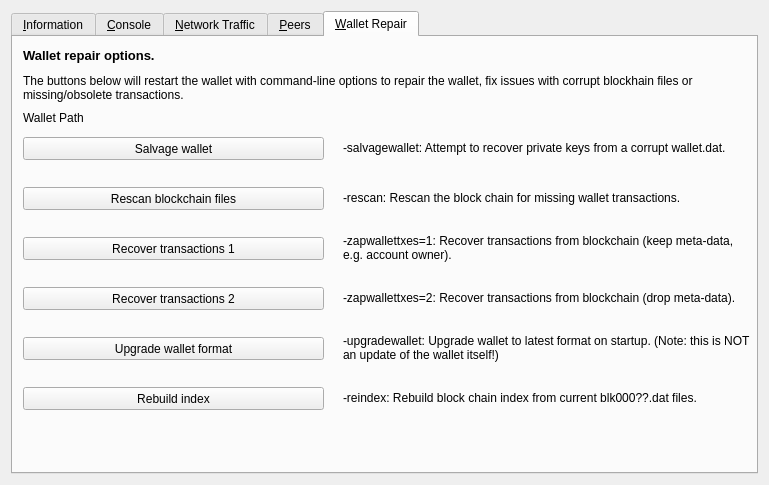
This is src/qt/forms/debugwindow.ui in UbiState/ubicoin as Qt 5 draws it before an edit. The edited form follows.
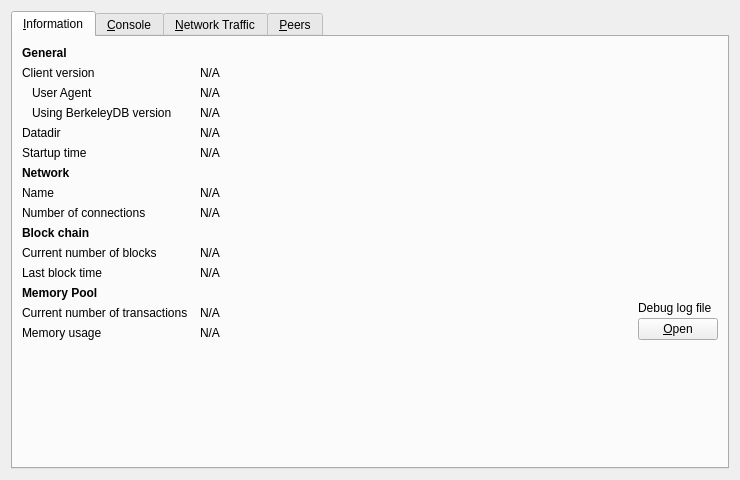
This is the edited form. The open tabs and pages were chosen to show the change. Icons and pictures are not drawn. Custom widgets are drawn as their Qt base class.

```diff
--- a/src/qt/forms/debugwindow.ui
+++ b/src/qt/forms/debugwindow.ui
@@ -6,12 +6,12 @@
    <rect>
     <x>0</x>
     <y>0</y>
-    <width>769</width>
-    <height>485</height>
+    <width>740</width>
+    <height>430</height>
    </rect>
   </property>
   <property name="windowTitle">
-   <string>Tools window</string>
+   <string>Debug window</string>
   </property>
   <layout class="QVBoxLayout" name="verticalLayout_2">
    <item>
@@ -224,29 +224,6 @@
         </widget>
        </item>
        <item row="9" column="0">
-        <widget class="QLabel" name="masternodeCountLabel">
-         <property name="text">
-          <string>Number of Masternodes</string>
-         </property>
-        </widget>
-       </item>
-       <item row="9" column="1">
-        <widget class="QLabel" name="masternodeCount">
-         <property name="cursor">
-          <cursorShape>IBeamCursor</cursorShape>
-         </property>
-         <property name="text">
-          <string>N/A</string>
-         </property>
-         <property name="textFormat">
-          <enum>Qt::PlainText</enum>
-         </property>
-         <property name="textInteractionFlags">
-          <set>Qt::LinksAccessibleByMouse|Qt::TextSelectableByKeyboard|Qt::TextSelectableByMouse</set>
-         </property>
-        </widget>
-       </item>
-       <item row="10" column="0">
         <widget class="QLabel" name="label_10">
          <property name="font">
           <font>
@@ -259,14 +236,14 @@
          </property>
         </widget>
        </item>
-       <item row="11" column="0">
+       <item row="10" column="0">
         <widget class="QLabel" name="label_3">
          <property name="text">
           <string>Current number of blocks</string>
          </property>
         </widget>
        </item>
-       <item row="11" column="1" colspan="2">
+       <item row="10" column="1" colspan="2">
         <widget class="QLabel" name="numberOfBlocks">
          <property name="cursor">
           <cursorShape>IBeamCursor</cursorShape>
@@ -282,14 +259,14 @@
          </property>
         </widget>
        </item>
-       <item row="12" column="0">
+       <item row="11" column="0">
         <widget class="QLabel" name="labelLastBlockTime">
          <property name="text">
           <string>Last block time</string>
          </property>
         </widget>
        </item>
-       <item row="12" column="1" colspan="2">
+       <item row="11" column="1" colspan="2">
         <widget class="QLabel" name="lastBlockTime">
          <property name="cursor">
           <cursorShape>IBeamCursor</cursorShape>
@@ -305,7 +282,7 @@
          </property>
         </widget>
        </item>
-       <item row="13" column="0">
+       <item row="12" column="0">
         <widget class="QLabel" name="labelMempoolTitle">
          <property name="font">
           <font>
@@ -318,14 +295,14 @@
          </property>
         </widget>
        </item>
-       <item row="14" column="0">
+       <item row="13" column="0">
         <widget class="QLabel" name="labelNumberOfTransactions">
          <property name="text">
           <string>Current number of transactions</string>
          </property>
         </widget>
        </item>
-       <item row="14" column="1">
+       <item row="13" column="1">
         <widget class="QLabel" name="mempoolNumberTxs">
          <property name="cursor">
           <cursorShape>IBeamCursor</cursorShape>
@@ -341,14 +318,14 @@
          </property>
         </widget>
        </item>
-       <item row="15" column="0">
+       <item row="14" column="0">
         <widget class="QLabel" name="labelMemoryUsage">
          <property name="text">
           <string>Memory usage</string>
          </property>
         </widget>
        </item>
-       <item row="15" column="1">
+       <item row="14" column="1">
         <widget class="QLabel" name="mempoolSize">
          <property name="cursor">
           <cursorShape>IBeamCursor</cursorShape>
@@ -364,7 +341,7 @@
          </property>
         </widget>
        </item>
-       <item row="13" column="2" rowspan="3">
+       <item row="12" column="2" rowspan="3">
         <layout class="QVBoxLayout" name="verticalLayoutDebugButton">
          <property name="spacing">
           <number>3</number>
@@ -404,7 +381,7 @@
          </item>
         </layout>
        </item>
-       <item row="17" column="0">
+       <item row="15" column="0">
         <spacer name="verticalSpacer">
          <property name="orientation">
           <enum>Qt::Vertical</enum>
@@ -417,29 +394,6 @@
          </property>
         </spacer>
        </item>
-       <item row="16" column="0">
-        <widget class="QLabel" name="labelInstantSendLockCount">
-         <property name="text">
-          <string>InstantSend locks</string>
-         </property>
-        </widget>
-       </item>
-       <item row="16" column="1">
-        <widget class="QLabel" name="instantSendLockCount">
-         <property name="cursor">
-          <cursorShape>IBeamCursor</cursorShape>
-         </property>
-         <property name="text">
-          <string>N/A</string>
-         </property>
-         <property name="textFormat">
-          <enum>Qt::PlainText</enum>
-         </property>
-         <property name="textInteractionFlags">
-          <set>Qt::LinksAccessibleByMouse|Qt::TextSelectableByKeyboard|Qt::TextSelectableByMouse</set>
-         </property>
-        </widget>
-       </item>
       </layout>
      </widget>
      <widget class="QWidget" name="tab_console">
@@ -458,6 +412,22 @@
          <property name="spacing">
           <number>4</number>
          </property>
+         <item>
+          <widget class="QLabel" name="WalletSelectorLabel">
+           <property name="text">
+            <string>Wallet: </string>
+           </property>
+          </widget>
+         </item>
+         <item>
+          <widget class="QComboBox" name="WalletSelector">
+           <item>
+            <property name="text">
+             <string>(none)</string>
+            </property>
+           </item>
+          </widget>
+         </item>
          <item>
           <spacer name="horizontalSpacer">
            <property name="orientation">
@@ -554,7 +524,7 @@
            </property>
            <property name="icon">
             <iconset resource="../bitcoin.qrc">
-             <normaloff>:/icons/console_remove</normaloff>:/icons/console_remove</iconset>
+             <normaloff>:/icons/remove</normaloff>:/icons/remove</iconset>
            </property>
            <property name="shortcut">
             <string notr="true">Ctrl+L</string>
@@ -608,7 +578,7 @@
             <string/>
            </property>
            <property name="icon">
-            <iconset resource="../ubicoin.qrc">
+            <iconset resource="../bitcoin.qrc">
              <normaloff>:/icons/prompticon</normaloff>
              <disabledoff>:/icons/prompticon</disabledoff>:/icons/prompticon</iconset>
            </property>
@@ -659,16 +629,16 @@
            <item>
             <widget class="QSlider" name="sldGraphRange">
              <property name="minimum">
-              <number>0</number>
+              <number>1</number>
              </property>
              <property name="maximum">
-              <number>9</number>
+              <number>288</number>
              </property>
              <property name="pageStep">
-              <number>1</number>
+              <number>12</number>
              </property>
              <property name="value">
-              <number>3</number>
+              <number>6</number>
              </property>
              <property name="orientation">
               <enum>Qt::Horizontal</enum>
@@ -999,8 +969,6 @@
          <property name="font">
           <font>
            <pointsize>10</pointsize>
-           <weight>75</weight>
-           <bold>true</bold>
           </font>
          </property>
          <property name="cursor">
@@ -1010,7 +978,7 @@
           <string>Select a peer to view detailed information.</string>
          </property>
          <property name="alignment">
-          <set>Qt::AlignCenter</set>
+          <set>Qt::AlignHCenter|Qt::AlignTop</set>
          </property>
          <property name="wordWrap">
           <bool>true</bool>
@@ -1464,273 +1432,6 @@
        </item>
       </layout>
      </widget>
-     <widget class="QWidget" name="tab_repair">
-      <attribute name="title">
-       <string>&amp;Wallet Repair</string>
-      </attribute>
-      <widget class="QPushButton" name="btn_salvagewallet">
-       <property name="geometry">
-        <rect>
-         <x>10</x>
-         <y>100</y>
-         <width>301</width>
-         <height>23</height>
-        </rect>
-       </property>
-       <property name="minimumSize">
-        <size>
-         <width>180</width>
-         <height>23</height>
-        </size>
-       </property>
-       <property name="text">
-        <string>Salvage wallet</string>
-       </property>
-      </widget>
-      <widget class="QPushButton" name="btn_rescan">
-       <property name="geometry">
-        <rect>
-         <x>10</x>
-         <y>150</y>
-         <width>301</width>
-         <height>23</height>
-        </rect>
-       </property>
-       <property name="minimumSize">
-        <size>
-         <width>180</width>
-         <height>23</height>
-        </size>
-       </property>
-       <property name="text">
-        <string>Rescan blockchain files</string>
-       </property>
-      </widget>
-      <widget class="QPushButton" name="btn_zapwallettxes1">
-       <property name="geometry">
-        <rect>
-         <x>10</x>
-         <y>200</y>
-         <width>301</width>
-         <height>23</height>
-        </rect>
-       </property>
-       <property name="minimumSize">
-        <size>
-         <width>180</width>
-         <height>23</height>
-        </size>
-       </property>
-       <property name="text">
-        <string>Recover transactions 1</string>
-       </property>
-      </widget>
-      <widget class="QPushButton" name="btn_zapwallettxes2">
-       <property name="geometry">
-        <rect>
-         <x>10</x>
-         <y>250</y>
-         <width>301</width>
-         <height>23</height>
-        </rect>
-       </property>
-       <property name="minimumSize">
-        <size>
-         <width>180</width>
-         <height>23</height>
-        </size>
-       </property>
-       <property name="text">
-        <string>Recover transactions 2</string>
-       </property>
-      </widget>
-      <widget class="QPushButton" name="btn_upgradewallet">
-       <property name="geometry">
-        <rect>
-         <x>10</x>
-         <y>300</y>
-         <width>301</width>
-         <height>23</height>
-        </rect>
-       </property>
-       <property name="minimumSize">
-        <size>
-         <width>180</width>
-         <height>23</height>
-        </size>
-       </property>
-       <property name="text">
-        <string>Upgrade wallet format</string>
-       </property>
-      </widget>
-      <widget class="QLabel" name="label_repair_helptext">
-       <property name="geometry">
-        <rect>
-         <x>10</x>
-         <y>30</y>
-         <width>711</width>
-         <height>41</height>
-        </rect>
-       </property>
-       <property name="font">
-        <font>
-         <weight>50</weight>
-         <bold>false</bold>
-        </font>
-       </property>
-       <property name="text">
-        <string>The buttons below will restart the wallet with command-line options to repair the wallet, fix issues with corrupt blockhain files or missing/obsolete transactions.</string>
-       </property>
-       <property name="wordWrap">
-        <bool>true</bool>
-       </property>
-      </widget>
-      <widget class="QLabel" name="label_repair_salvage">
-       <property name="geometry">
-        <rect>
-         <x>330</x>
-         <y>90</y>
-         <width>411</width>
-         <height>41</height>
-        </rect>
-       </property>
-       <property name="text">
-        <string>-salvagewallet: Attempt to recover private keys from a corrupt wallet.dat.</string>
-       </property>
-       <property name="wordWrap">
-        <bool>true</bool>
-       </property>
-      </widget>
-      <widget class="QLabel" name="label_repair_rescan">
-       <property name="geometry">
-        <rect>
-         <x>330</x>
-         <y>140</y>
-         <width>411</width>
-         <height>41</height>
-        </rect>
-       </property>
-       <property name="text">
-        <string>-rescan: Rescan the block chain for missing wallet transactions.</string>
-       </property>
-       <property name="wordWrap">
-        <bool>true</bool>
-       </property>
-      </widget>
-      <widget class="QLabel" name="label_repair_zap1">
-       <property name="geometry">
-        <rect>
-         <x>330</x>
-         <y>190</y>
-         <width>411</width>
-         <height>41</height>
-        </rect>
-       </property>
-       <property name="text">
-        <string>-zapwallettxes=1: Recover transactions from blockchain (keep meta-data, e.g. account owner).</string>
-       </property>
-       <property name="wordWrap">
-        <bool>true</bool>
-       </property>
-      </widget>
-      <widget class="QLabel" name="label_repair_zap2">
-       <property name="geometry">
-        <rect>
-         <x>330</x>
-         <y>240</y>
-         <width>411</width>
-         <height>41</height>
-        </rect>
-       </property>
-       <property name="text">
-        <string>-zapwallettxes=2: Recover transactions from blockchain (drop meta-data).</string>
-       </property>
-       <property name="wordWrap">
-        <bool>true</bool>
-       </property>
-      </widget>
-      <widget class="QLabel" name="label_repair_upgrade">
-       <property name="geometry">
-        <rect>
-         <x>330</x>
-         <y>290</y>
-         <width>411</width>
-         <height>41</height>
-        </rect>
-       </property>
-       <property name="text">
-        <string>-upgradewallet: Upgrade wallet to latest format on startup. (Note: this is NOT an update of the wallet itself!)</string>
-       </property>
-       <property name="wordWrap">
-        <bool>true</bool>
-       </property>
-      </widget>
-      <widget class="QLabel" name="label_repair_header">
-       <property name="geometry">
-        <rect>
-         <x>10</x>
-         <y>10</y>
-         <width>711</width>
-         <height>16</height>
-        </rect>
-       </property>
-       <property name="font">
-        <font>
-         <pointsize>10</pointsize>
-         <weight>75</weight>
-         <bold>true</bold>
-        </font>
-       </property>
-       <property name="text">
-        <string>Wallet repair options.</string>
-       </property>
-       <property name="wordWrap">
-        <bool>true</bool>
-       </property>
-      </widget>
-      <widget class="QPushButton" name="btn_reindex">
-       <property name="geometry">
-        <rect>
-         <x>10</x>
-         <y>350</y>
-         <width>301</width>
-         <height>23</height>
-        </rect>
-       </property>
-       <property name="text">
-        <string>Rebuild index</string>
-       </property>
-      </widget>
-      <widget class="QLabel" name="label_repair_reindex">
-       <property name="geometry">
-        <rect>
-         <x>330</x>
-         <y>340</y>
-         <width>411</width>
-         <height>41</height>
-        </rect>
-       </property>
-       <property name="text">
-        <string>-reindex: Rebuild block chain index from current blk000??.dat files.</string>
-       </property>
-       <property name="wordWrap">
-        <bool>true</bool>
-       </property>
-      </widget>
-      <widget class="QLabel" name="wallet_path">
-       <property name="geometry">
-        <rect>
-         <x>10</x>
-         <y>70</y>
-         <width>731</width>
-         <height>21</height>
-        </rect>
-       </property>
-       <property name="text">
-        <string>Wallet Path</string>
-       </property>
-      </widget>
-     </widget>
     </widget>
    </item>
   </layout>
```
Left out of the diff: 4 changed lines with no effect on the pictures.
